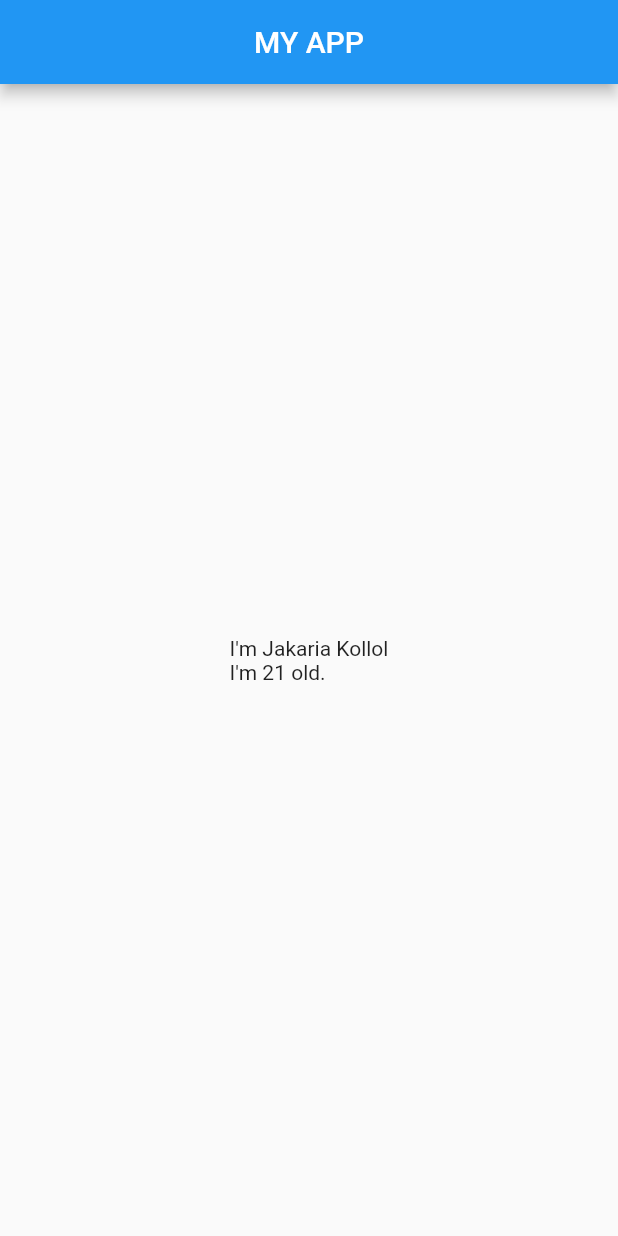
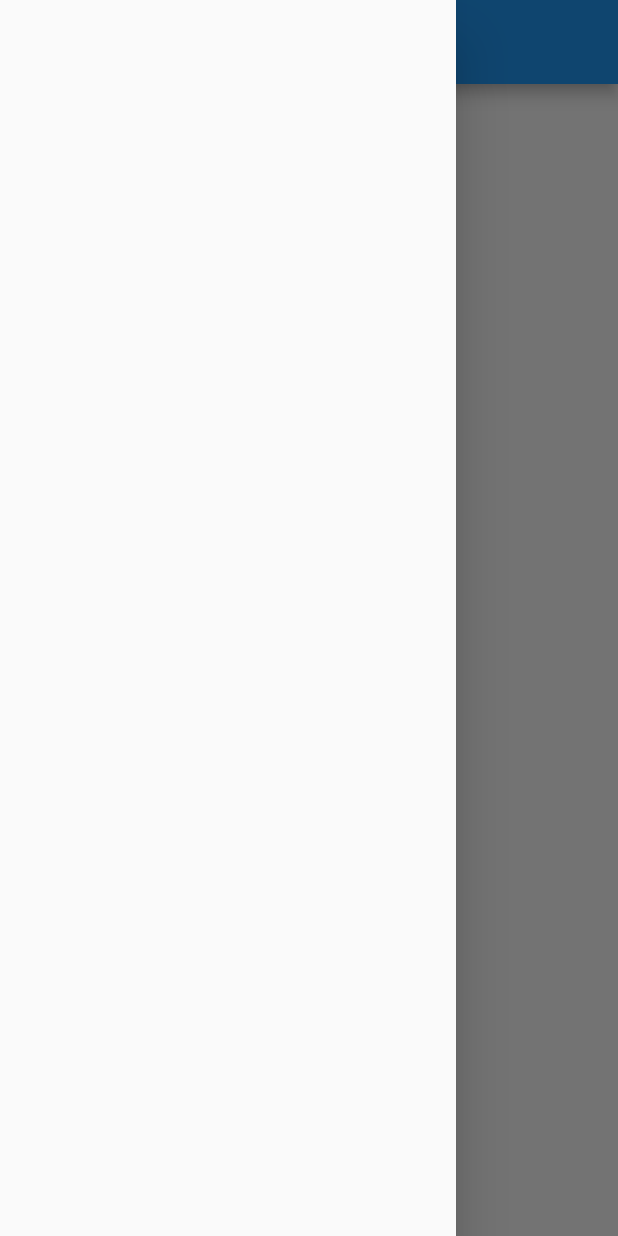
Before and after one commit to kollol1184/first_project, a Flutter app: the screen it shows after launch, with the side drawer open (before the commit the screen has no drawer), on a phone screen of 412 x 824 dp. Run offline on Flutter 3.47's test engine with Material 2 defaults, Android fonts, the phone set to English and light mode, and no system bars.

Commit message:
Day 1+2 done

```diff
--- a/lib/pages/homepage.dart
+++ b/lib/pages/homepage.dart
@@ -10,13 +10,14 @@ class Homepage extends StatelessWidget {
     return MaterialApp(
       home: Scaffold(
         appBar: AppBar(
-          title: Center(child: const Text('MY APP')),
+          title: Center(child: const Text('M Y   I N F O')),
         ),
         body: Center(
           child: Container(
             child: Text('I\'m ${name}\nI\'m $days old.'),
           ),
         ),
+        drawer: Drawer(),
       ),
     );
   }
```
